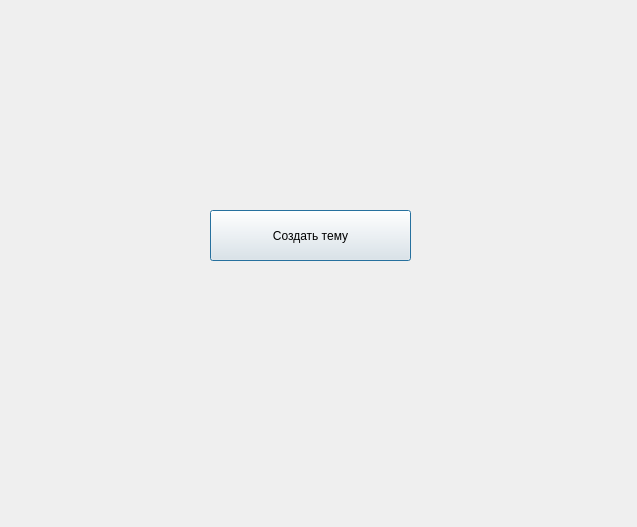
This is adminwindow.ui in icspero/3-semester-CourseWork_Client as Qt 5 draws it before an edit. The edited form follows.
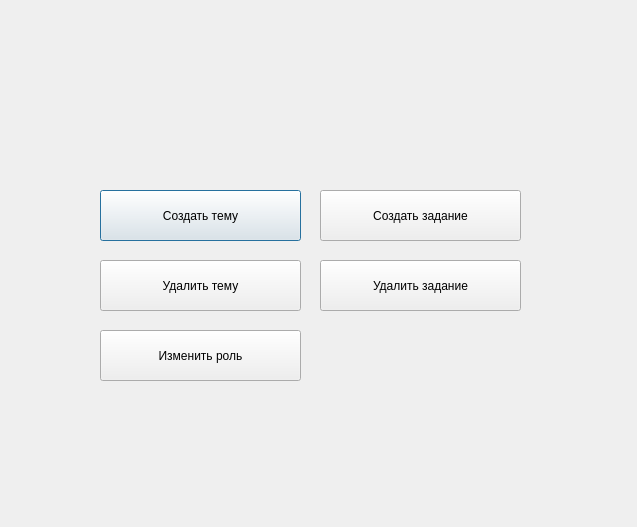
This is the edited form.

What changed in the file:
```diff
--- a/adminwindow.ui
+++ b/adminwindow.ui
@@ -16,8 +16,8 @@
   <widget class="QPushButton" name="addTopicButton">
    <property name="geometry">
     <rect>
-     <x>210</x>
-     <y>210</y>
+     <x>100</x>
+     <y>190</y>
      <width>201</width>
      <height>51</height>
     </rect>
@@ -26,6 +26,58 @@
     <string>Создать тему</string>
    </property>
   </widget>
+  <widget class="QPushButton" name="addTopicButton_2">
+   <property name="geometry">
+    <rect>
+     <x>100</x>
+     <y>260</y>
+     <width>201</width>
+     <height>51</height>
+    </rect>
+   </property>
+   <property name="text">
+    <string>Удалить тему</string>
+   </property>
+  </widget>
+  <widget class="QPushButton" name="addTopicButton_3">
+   <property name="geometry">
+    <rect>
+     <x>320</x>
+     <y>190</y>
+     <width>201</width>
+     <height>51</height>
+    </rect>
+   </property>
+   <property name="text">
+    <string>Создать задание</string>
+   </property>
+  </widget>
+  <widget class="QPushButton" name="addTopicButton_4">
+   <property name="geometry">
+    <rect>
+     <x>320</x>
+     <y>260</y>
+     <width>201</width>
+     <height>51</height>
+    </rect>
+   </property>
+   <property name="text">
+    <string>Удалить задание</string>
+   </property>
+  </widget>
+  <widget class="QPushButton" name="addTopicButton_5">
+   <property name="geometry">
+    <rect>
+     <x>100</x>
+     <y>330</y>
+     <width>201</width>
+     <height>51</height>
+    </rect>
+   </property>
+   <property name="text">
+    <string>Изменить роль</string>
+   </property>
+  </widget>
  </widget>
  <resources/>
  <connections/>
```
